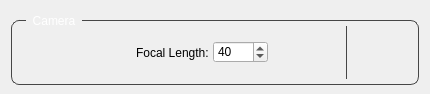
The window that YFX_Lookdev_Tool/dev/UI/camera_UI.ui (kaanyilmaz99/YFX_Lookdev_Tool) describes before a commit, drawn with Qt 5.
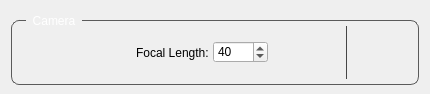
The same window after the commit. Icons and pictures are not drawn.

```diff
--- a/YFX_Lookdev_Tool/dev/UI/camera_UI.ui
+++ b/YFX_Lookdev_Tool/dev/UI/camera_UI.ui
@@ -30,7 +30,7 @@
     <widget class="QGroupBox" name="gBox_cam">
      <property name="styleSheet">
       <string notr="true">QGroupBox{
-	border: 1px solid rgb(70, 70, 70);
+	border: 1px solid rgb(90, 90, 90);
     border-radius: 8px;
 	margin-top: 9px;
 }
```
